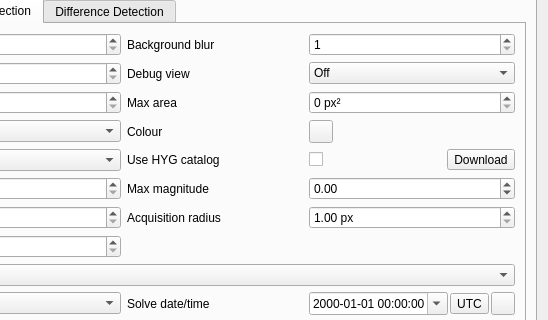
Above: plugins/feature/camera/camerasettingsdialog.ui from srcejon/sdrangel before the change; both pictures show x 306 to 854 and y 519 to 839 of the 854 by 1033 pixel window. Below: the same form after it.
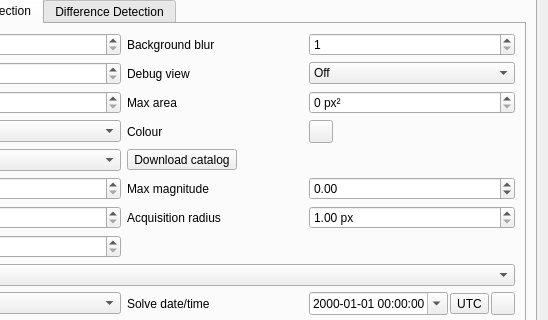
That is the form after the change. The open tabs and pages were chosen to show the change. Icons and pictures are not drawn. Custom widgets are drawn as their Qt base class.

Commit message: Update camera plate solve catalog handling

Patch:
```diff
--- a/plugins/feature/camera/camerasettingsdialog.ui
+++ b/plugins/feature/camera/camerasettingsdialog.ui
@@ -5079,29 +5079,15 @@
              </property>
             </widget>
            </item>
-           <item row="5" column="3">
-            <layout class="QHBoxLayout" name="horizontalLayout">
-             <item>
-              <widget class="QCheckBox" name="plateSolveUseDownloadedCatalogCheck">
-               <property name="toolTip">
-                <string>Use the downloaded HYG catalog for plate solving when it is available</string>
-               </property>
-               <property name="text">
-                <string/>
-               </property>
-              </widget>
-             </item>
-             <item>
+           <item row="5" column="2" colspan="2">
               <widget class="QToolButton" name="plateSolveDownloadCatalogButton">
                <property name="toolTip">
                 <string>Download and import the HYG bright-star catalog for plate solving</string>
                </property>
                <property name="text">
-                <string>Download</string>
-               </property>
-              </widget>
-             </item>
-            </layout>
+              <string>Download catalog</string>
+             </property>
+            </widget>
            </item>
            <item row="8" column="1">
             <widget class="QDoubleSpinBox" name="plateSolveFinalMatchRadiusSpin">
@@ -5507,13 +5493,6 @@
              </property>
             </widget>
            </item>
-           <item row="5" column="2">
-            <widget class="QLabel" name="plateSolveUseDownloadedCatalogLabel">
-             <property name="text">
-              <string>Use HYG catalog</string>
-             </property>
-            </widget>
-           </item>
            <item row="8" column="0">
             <widget class="QLabel" name="plateSolveFinalMatchRadiusLabel">
              <property name="text">
```
Left out of the diff: 4 changed lines with no effect on the pictures. Lines whose indentation alone changed are shown as unchanged. The commit also changes 7 other files.
